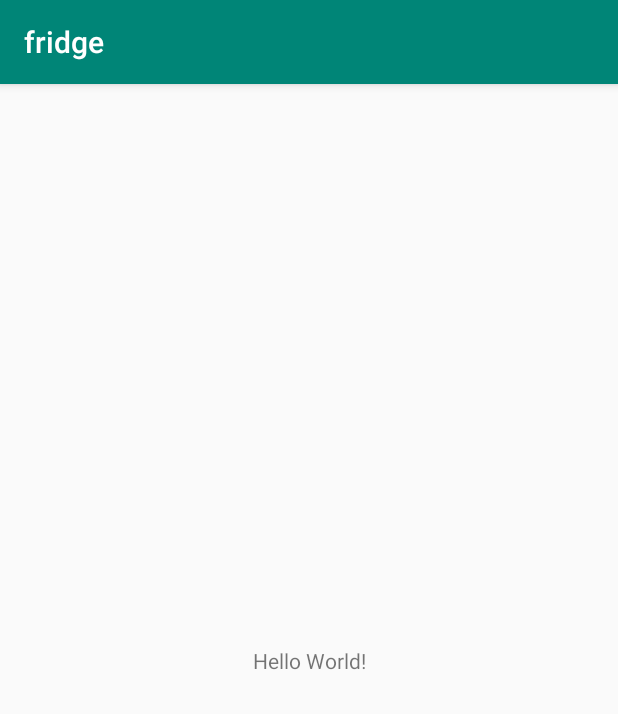
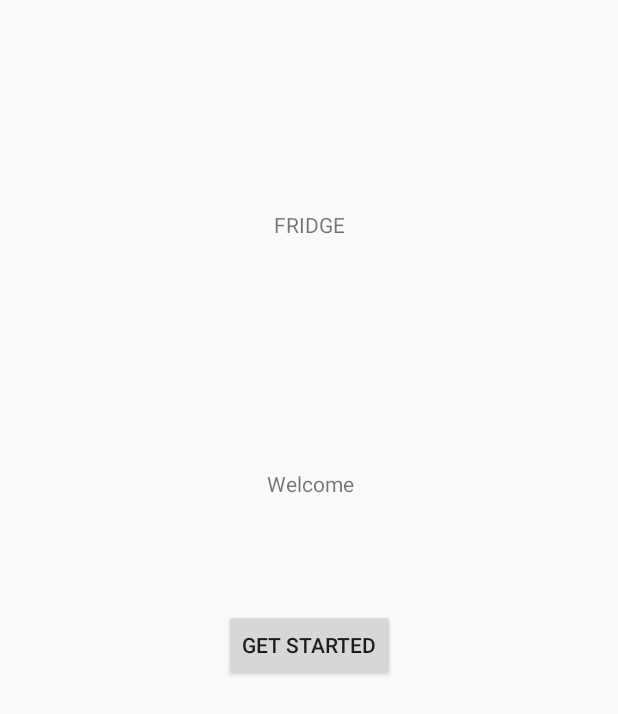
Before and after one commit to elleizar/fridgeful, an Android app: the screen it shows after launch (MainActivity), on a phone screen of 412 x 824 dp. Shown: the top 714 px of the screen. Run offline under Robolectric (Android 15) with nearby library versions, the phone set to English and light mode, and no system bars.

Commit message:
ui changes

```diff
--- a/app/build.gradle
+++ b/app/build.gradle
@@ -23,7 +23,9 @@ dependencies {
     implementation fileTree(dir: 'libs', include: ['*.jar'])
     implementation 'androidx.appcompat:appcompat:1.1.0'
     implementation 'androidx.constraintlayout:constraintlayout:1.1.3'
+    implementation 'androidx.lifecycle:lifecycle-extensions:2.2.0'
     testImplementation 'junit:junit:4.12'
     androidTestImplementation 'androidx.test:runner:1.2.0'
     androidTestImplementation 'androidx.test.espresso:espresso-core:3.2.0'
+    implementation 'com.google.android.material:material:1.0.0'
 }
--- a/app/src/main/AndroidManifest.xml
+++ b/app/src/main/AndroidManifest.xml
@@ -9,6 +9,11 @@
         android:roundIcon="@mipmap/ic_launcher_round"
         android:supportsRtl="true"
         android:theme="@style/AppTheme">
+        <activity android:name=".ListActivity"></activity>
+        <activity
+            android:name=".ItemsActivity"
+            android:label="@string/title_activity_items"
+            android:theme="@style/AppTheme.NoActionBar" />
         <activity android:name=".MainActivity">
             <intent-filter>
                 <action android:name="android.intent.action.MAIN" />
--- a/app/src/main/java/com/example/fridge/MainActivity.java
+++ b/app/src/main/java/com/example/fridge/MainActivity.java
@@ -1,14 +1,29 @@
-package com.example.fridge;
+    package com.example.fridge;
 
 import androidx.appcompat.app.AppCompatActivity;
 
+import android.content.Intent;
 import android.os.Bundle;
+import android.view.View;
+import android.widget.Button;
 
-public class MainActivity extends AppCompatActivity {
+    public class MainActivity extends AppCompatActivity {
+
+    public Button start_button;
 
     @Override
     protected void onCreate(Bundle savedInstanceState) {
         super.onCreate(savedInstanceState);
         setContentView(R.layout.activity_main);
+        start_button = (Button) findViewById(R.id.gs);
+        start_button.setOnClickListener(new View.OnClickListener() {
+            public void onClick(View v) {
+                goToSecondActivity();
+            }
+        });
+    }
+    private void goToSecondActivity(){
+        Intent intent = new Intent(this, ListActivity.class);
+        startActivity(intent);
     }
 }
--- a/app/src/main/res/layout/activity_main.xml
+++ b/app/src/main/res/layout/activity_main.xml
@@ -2,17 +2,61 @@
 <androidx.constraintlayout.widget.ConstraintLayout xmlns:android="http://schemas.android.com/apk/res/android"
     xmlns:app="http://schemas.android.com/apk/res-auto"
     xmlns:tools="http://schemas.android.com/tools"
+    android:id="@+id/linearLayout"
     android:layout_width="match_parent"
     android:layout_height="match_parent"
+    android:orientation="vertical"
     tools:context=".MainActivity">
 
     <TextView
+        android:id="@+id/textView"
         android:layout_width="wrap_content"
         android:layout_height="wrap_content"
-        android:text="Hello World!"
-        app:layout_constraintBottom_toBottomOf="parent"
-        app:layout_constraintLeft_toLeftOf="parent"
-        app:layout_constraintRight_toRightOf="parent"
+        android:layout_marginStart="182dp"
+        android:layout_marginLeft="182dp"
+        android:layout_marginTop="134dp"
+        android:layout_marginEnd="182dp"
+        android:layout_marginRight="182dp"
+        android:layout_marginBottom="73dp"
+        android:text="@string/fridge"
+        app:layout_constraintBottom_toTopOf="@+id/textView2"
+        app:layout_constraintEnd_toEndOf="parent"
+        app:layout_constraintStart_toStartOf="parent"
         app:layout_constraintTop_toTopOf="parent" />
 
+    <TextView
+        android:id="@+id/textView2"
+        android:layout_width="wrap_content"
+        android:layout_height="wrap_content"
+        android:layout_marginStart="177dp"
+        android:layout_marginLeft="177dp"
+        android:layout_marginTop="73dp"
+        android:layout_marginEnd="176dp"
+        android:layout_marginRight="176dp"
+        android:layout_marginBottom="486dp"
+        android:text="@string/wc"
+        app:layout_constraintBottom_toBottomOf="parent"
+        app:layout_constraintEnd_toEndOf="parent"
+        app:layout_constraintHorizontal_bias="1.0"
+        app:layout_constraintStart_toStartOf="parent"
+        app:layout_constraintTop_toBottomOf="@+id/textView" />
+
+    <Button
+        android:id="@+id/gs"
+        android:layout_width="wrap_content"
+        android:layout_height="wrap_content"
+        android:layout_marginStart="157dp"
+        android:layout_marginLeft="157dp"
+        android:layout_marginTop="74dp"
+        android:layout_marginEnd="166dp"
+        android:layout_marginRight="166dp"
+        android:layout_marginBottom="339dp"
+        android:text="@string/gs"
+        app:layout_constraintBottom_toBottomOf="parent"
+        app:layout_constraintEnd_toEndOf="parent"
+        app:layout_constraintHorizontal_bias="0.333"
+        app:layout_constraintStart_toStartOf="parent"
+        app:layout_constraintTop_toBottomOf="@+id/textView2"
+        app:layout_constraintVertical_bias="0.0" />
+
 </androidx.constraintlayout.widget.ConstraintLayout>
--- /dev/null
+++ b/app/src/main/res/values-w820dp/dimens.xml
@@ -0,0 +1,6 @@
+<resources>
+    <!-- Example customization of dimensions originally defined in res/values/dimens.xml
+         (such as screen margins) for screens with more than 820dp of available width. This
+         would include 7" and 10" devices in landscape (~960dp and ~1280dp respectively). -->
+    <dimen name="activity_horizontal_margin">64dp</dimen>
+</resources>
--- a/app/src/main/res/values/strings.xml
+++ b/app/src/main/res/values/strings.xml
@@ -1,3 +1,15 @@
 <resources>
     <string name="app_name">fridge</string>
+    <string name="textview">TextView</string>
+    <string name="hint">hint</string>
+    <string name="wc">Welcome</string>
+    <string name="fridge">FRIDGE</string>
+    <string name="gs">Get Started</string>
+    <string name="title_activity_items">ItemsActivity</string>
+    <string name="action_settings">Settings</string>
+    <string name="v">v</string>
+    <string name="p">p</string>
+    <string name="tab_text_1">Food Item</string>
+    <string name="i">Ingredients</string>
+    <string name="done">Done</string>
 </resources>
--- a/app/src/main/res/values/styles.xml
+++ b/app/src/main/res/values/styles.xml
@@ -1,11 +1,20 @@
 <resources>
 
     <!-- Base application theme. -->
-    <style name="AppTheme" parent="Theme.AppCompat.Light.DarkActionBar">
+    <style name="AppTheme" parent="Theme.AppCompat.Light.NoActionBar">
         <!-- Customize your theme here. -->
         <item name="colorPrimary">@color/colorPrimary</item>
         <item name="colorPrimaryDark">@color/colorPrimaryDark</item>
         <item name="colorAccent">@color/colorAccent</item>
     </style>
 
+    <style name="AppTheme.NoActionBar">
+        <item name="windowActionBar">false</item>
+        <item name="windowNoTitle">true</item>
+    </style>
+
+    <style name="AppTheme.AppBarOverlay" parent="ThemeOverlay.AppCompat.Dark.ActionBar" />
+
+    <style name="AppTheme.PopupOverlay" parent="ThemeOverlay.AppCompat.Light" />
+
 </resources>
```
Also changed, not shown: app/src/main/java/com/example/fridge/ListActivity.java (added, +17 -0 lines), app/src/main/res/layout/activity_list.xml (added, +58 -0 lines), app/src/main/res/menu/menu_items.xml (added, +10 -0 lines), app/src/main/res/values/dimens.xml (added, +10 -0 lines), app/src/main/res/drawable/add.png (added), app/src/main/res/drawable/apple.png (added), app/src/main/res/drawable/bread.png (added), app/src/main/res/drawable/broccoli.png (added), app/src/main/res/drawable/carrot.png (added), app/src/main/res/drawable/meat.png (added), app/src/main/res/drawable/milk.png (added), 8 other files.
